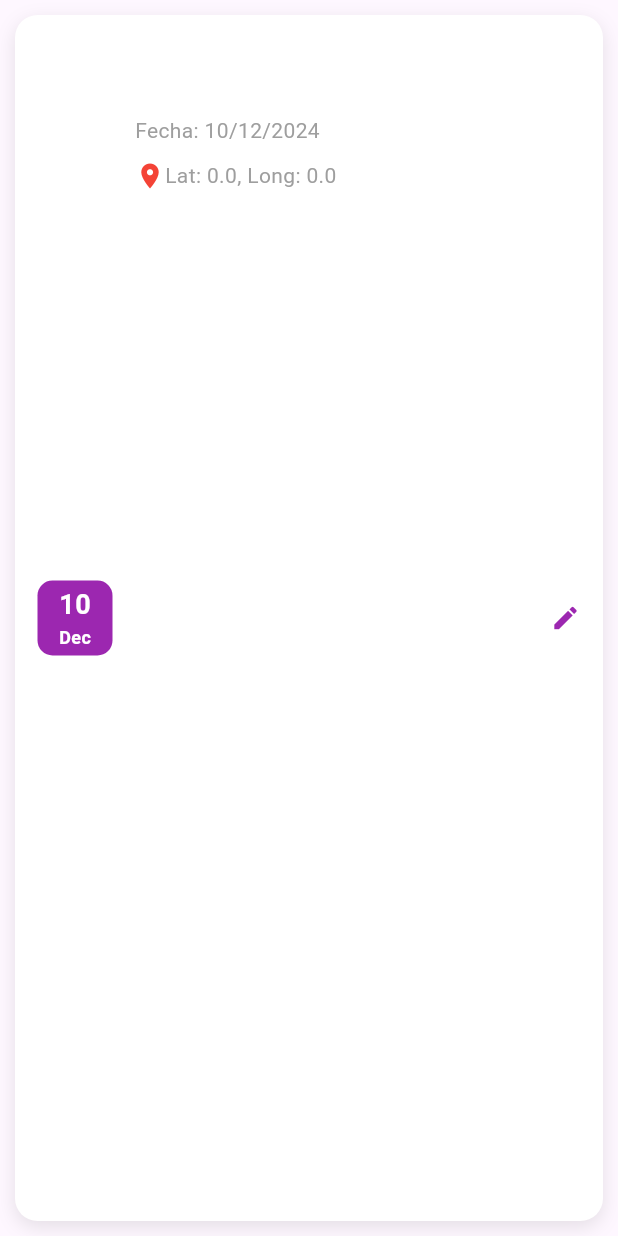
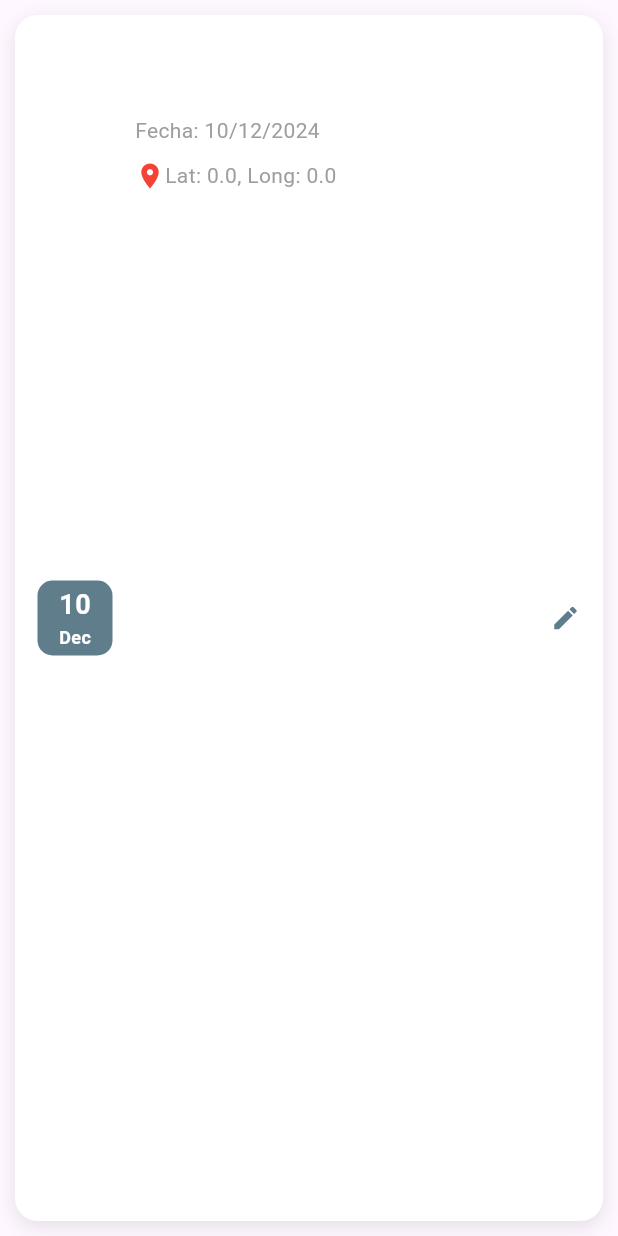
Before and after one commit to DavidCa25/EVENT_APP, a Flutter app: the EventCard widget shown alone on an empty page, opened directly with empty values, on a phone screen of 412 x 824 dp. Run offline on Flutter 3.47's test engine with Material 3 defaults, Android fonts, the light colour scheme and no system bars; our stand-ins replace curved_navigation_bar, dio, go_router, google_maps_flutter; network calls fail; Roboto replaces fonts that are missing (Poppins).

Commit message:
[Feat]Correción de colores

```diff
--- a/eventify/lib/presentation/widgets/event_card.dart
+++ b/eventify/lib/presentation/widgets/event_card.dart
@@ -42,7 +42,7 @@ class EventCard extends StatelessWidget {
             width: 50,
             height: 50,
             decoration: BoxDecoration(
-              color: Colors.purple,
+              color: Colors.blueGrey,
               borderRadius: BorderRadius.circular(10.0),
             ),
             child: Column(
@@ -116,7 +116,7 @@ class EventCard extends StatelessWidget {
               ],
             ),
           ),
-          const Icon(Icons.edit, size: 20, color: Colors.purple),
+          const Icon(Icons.edit, size: 20, color: Colors.blueGrey),
         ],
       ),
     );
```
